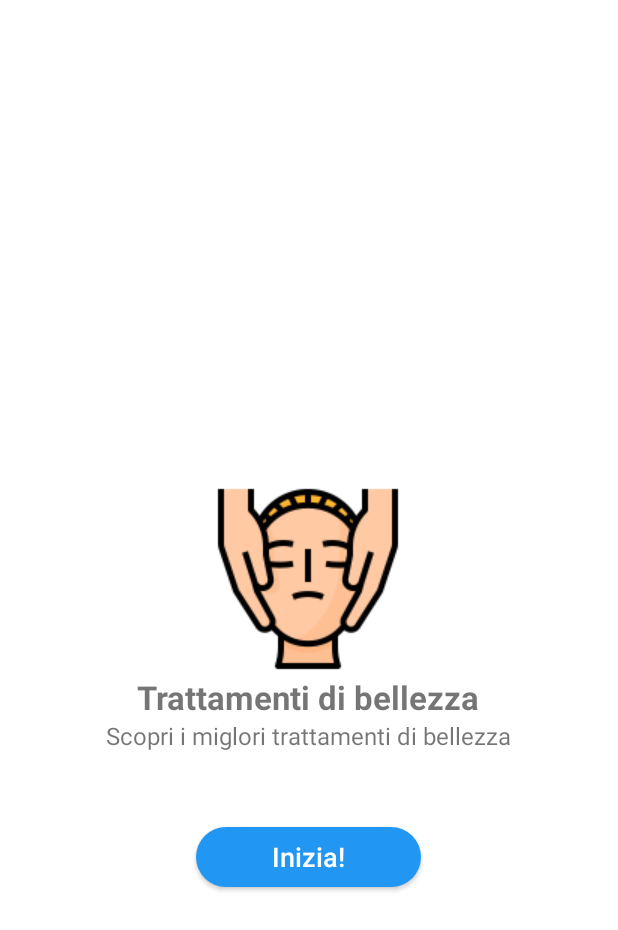
After one commit to stebaia/Evolvo, an Android app: the fragment BeautyChooseFragment shown on its own in the app's theme, on a phone screen of 412 x 824 dp. The commit adds this screen. Shown: the top 930 px of the screen. Run offline under Robolectric (Android 15) with nearby library versions, the phone set to English and light mode, and no system bars.

Commit message:
choose tratment

```diff
--- a/app/src/main/AndroidManifest.xml
+++ b/app/src/main/AndroidManifest.xml
@@ -18,6 +18,7 @@
         </activity>
         <activity android:name=".MainActivity"/>
         <activity android:name=".activities.LoginActivity"/>
+        <activity android:name=".activities.ChooseTreatmentActivity"/>
     </application>
 
 </manifest>
--- /dev/null
+++ b/app/src/main/java/com/example/evolvo/fragments/BeautyChooseFragment.kt
@@ -0,0 +1,15 @@
+package com.example.evolvo.fragments
+
+import android.os.Bundle
+import android.view.LayoutInflater
+import android.view.View
+import android.view.ViewGroup
+import androidx.fragment.app.Fragment
+import com.example.evolvo.R
+
+class BeautyChooseFragment : Fragment(){
+    override fun onCreateView(inflater: LayoutInflater, container: ViewGroup?, savedInstanceState: Bundle?): View? {
+        val view = inflater.inflate(R.layout.fragment_beauty_choose_layout, container, false)
+        return view
+    }
+}
--- a/app/src/main/res/layout/activity_login_layout.xml
+++ b/app/src/main/res/layout/activity_login_layout.xml
@@ -57,6 +57,7 @@
                 android:layout_height="wrap_content"/>
         </LinearLayout>
        <Button
+               android:id="@+id/btn_login"
                android:textColor="#ffffff"
                android:textAllCaps="false"
                android:text="Login"
--- /dev/null
+++ b/app/src/main/res/layout/fragment_beauty_choose_layout.xml
@@ -0,0 +1,40 @@
+<?xml version="1.0" encoding="utf-8"?>
+<RelativeLayout   xmlns:android="http://schemas.android.com/apk/res/android"
+                android:orientation="vertical"
+                android:layout_width="match_parent"
+                android:layout_height="match_parent"
+                android:background="@color/colorWhite">
+    <LinearLayout
+            android:id="@+id/linear"
+            android:layout_centerInParent="true"
+            android:orientation="vertical" android:layout_width="wrap_content" android:layout_height="wrap_content">
+        <ImageView
+                android:layout_gravity="center"
+                android:layout_width="wrap_content"
+                android:src="@drawable/beauty_treatment"
+                android:layout_height="wrap_content"/>
+        <TextView android:layout_width="wrap_content"
+                  android:textSize="22dp"
+                  android:layout_gravity="center"
+                  android:textStyle="bold"
+                  android:text="@string/beauty_treatment"
+                  android:layout_height="wrap_content"/>
+        <TextView android:layout_width="wrap_content"
+                  android:textSize="16dp"
+                  android:layout_gravity="center"
+                  android:text="Scopri i miglori trattamenti di bellezza"
+                  android:layout_height="wrap_content"/>
+
+    </LinearLayout>
+    <Button
+            android:layout_centerHorizontal="true"
+            android:layout_below="@id/linear"
+            android:layout_marginTop="50dp"
+            android:textSize="18dp"
+            android:textAllCaps="false"
+            android:text="@string/get_start"
+            android:textColor="@color/colorWhite"
+            android:background="@drawable/background_rounded_login"
+            android:layout_width="150dp"
+            android:layout_gravity="center" android:layout_height="40dp"/>
+</RelativeLayout>
```
Also changed, not shown: app/src/main/java/com/example/evolvo/activities/ChooseTreatmentActivity.kt (+19 -1 lines), app/src/main/java/com/example/evolvo/activities/LoginActivity.kt (+9 -0 lines), app/src/main/java/com/example/evolvo/fragments/FisioChooseFragment.kt (added, +16 -0 lines), app/src/main/java/com/example/evolvo/utils/ChoosePageAdapter.kt (added, +31 -0 lines), app/src/main/res/layout/activity_chose_treatment_layout.xml (added, +15 -0 lines), app/src/main/res/layout/fragment_fisio_choose_layout.xml (renamed from app/src/main/res/layout/fragment_zone_pain_layout.xml, +7 -7 lines), app/src/main/res/drawable/therapy.png (added).
